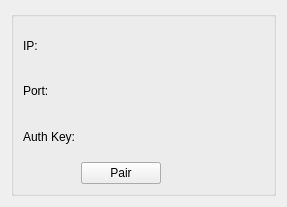
The window that qt/ManualDevicesSettingsPage/NanoleafSettingsEntry/NanoleafSettingsEntry.ui (CalcProgrammer1/OpenRGB) describes before a commit, drawn with Qt 5.
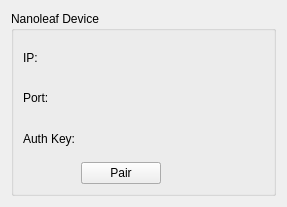
The same window after the commit.

Commit message: Add device entry titles

What changed in the file:
```diff
--- a/qt/ManualDevicesSettingsPage/NanoleafSettingsEntry/NanoleafSettingsEntry.ui
+++ b/qt/ManualDevicesSettingsPage/NanoleafSettingsEntry/NanoleafSettingsEntry.ui
@@ -23,7 +23,7 @@
    <item row="1" column="0" colspan="2">
     <widget class="QGroupBox" name="groupBox">
      <property name="title">
-      <string/>
+      <string>Nanoleaf Device</string>
      </property>
      <layout class="QGridLayout" name="gridLayout_2">
       <item row="1" column="0">
```
The commit also changes 12 other files.
